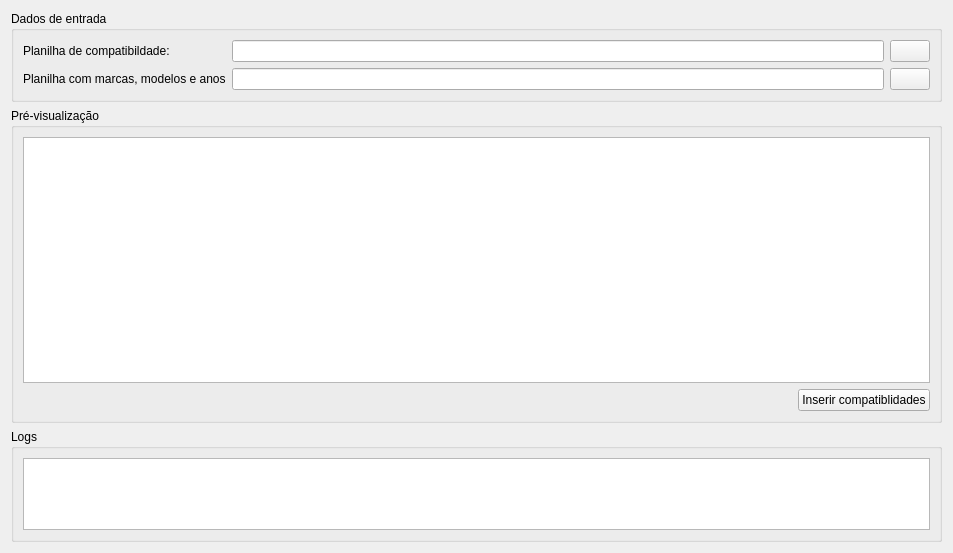
Above: src/main/python/apps/integrador_meli/gui/ui/frm_inserir_compatibilidades_meli.ui from thiagodiasbispo/WildHorse before the change. Below: the same form after it.
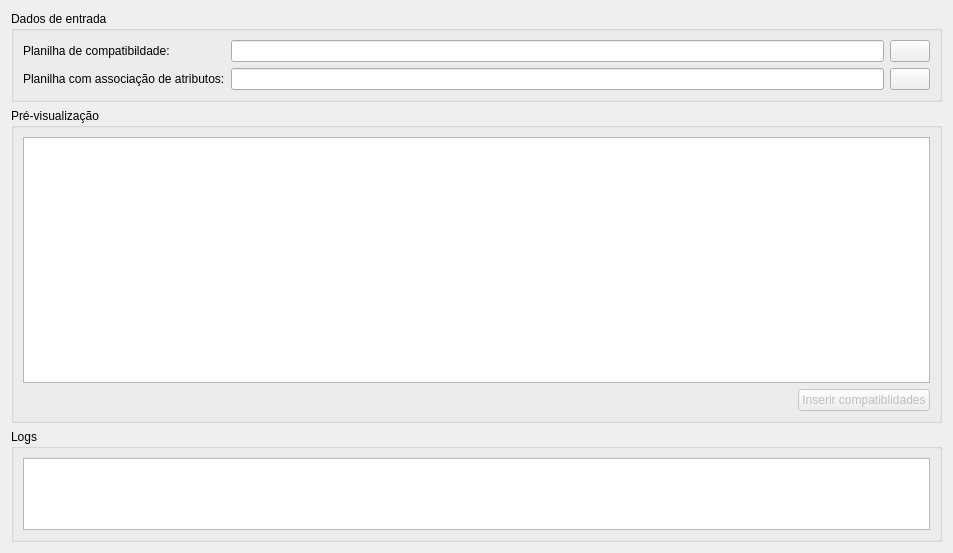
That is the form after the change. Icons and pictures are not drawn.

What changed in the file:
```diff
--- a/src/main/python/apps/integrador_meli/gui/ui/frm_inserir_compatibilidades_meli.ui
+++ b/src/main/python/apps/integrador_meli/gui/ui/frm_inserir_compatibilidades_meli.ui
@@ -42,7 +42,7 @@
         <item row="1" column="0">
          <widget class="QLabel" name="label_2">
           <property name="text">
-           <string>Planilha com marcas, modelos e anos</string>
+           <string>Planilha com associação de atributos:</string>
           </property>
          </widget>
         </item>
@@ -132,6 +132,9 @@
         </item>
         <item>
          <widget class="QPushButton" name="btnInserirCompatibilidades">
+          <property name="enabled">
+           <bool>false</bool>
+          </property>
           <property name="text">
            <string>Inserir compatiblidades</string>
           </property>
```
